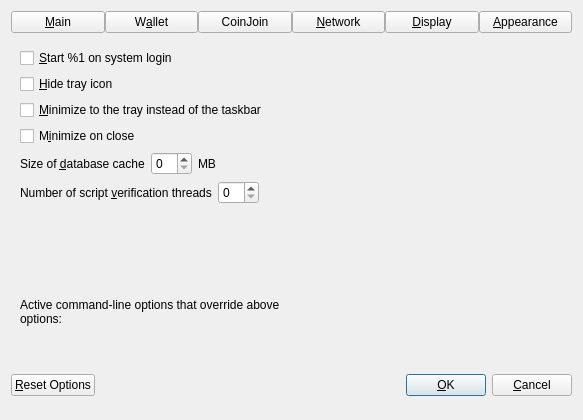
The window that src/qt/forms/optionsdialog.ui (vkaxproject/vkax) describes before a commit, drawn with Qt 5.
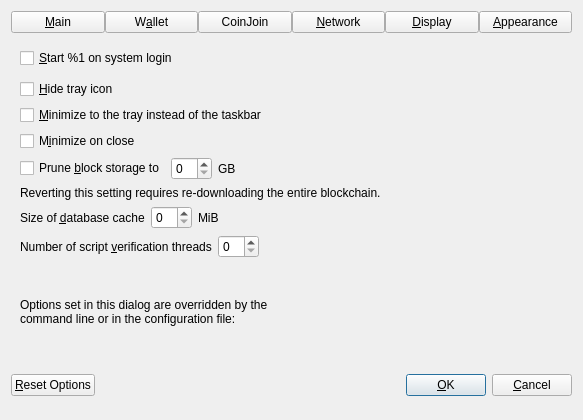
The same window after the commit. The open tabs and pages were chosen to show the change. Custom widgets are drawn as their Qt base class.

```diff
--- a/src/qt/forms/optionsdialog.ui
+++ b/src/qt/forms/optionsdialog.ui
@@ -116,6 +116,19 @@
          </property>
         </widget>
        </item>
+       <item>
+        <spacer name="horizontalSpacer_0_Main">
+         <property name="orientation">
+          <enum>Qt::Horizontal</enum>
+         </property>
+         <property name="sizeHint" stdset="0">
+          <size>
+           <width>40</width>
+           <height>5</height>
+          </size>
+         </property>
+        </spacer>
+       </item>
        <item>
         <widget class="QCheckBox" name="hideTrayIcon">
          <property name="toolTip">
@@ -146,6 +159,56 @@
          </property>
         </widget>
        </item>
+       <item>
+       <layout class="QHBoxLayout" name="horizontalLayout_Main_Prune">
+        <item>
+         <widget class="QCheckBox" name="prune">
+          <property name="toolTip">
+           <string>Enabling pruning significantly reduces the disk space required to store transactions. All blocks are still fully validated. Reverting this setting requires re-downloading the entire blockchain.</string>
+          </property>
+          <property name="text">
+           <string>Prune &amp;block storage to</string>
+          </property>
+         </widget>
+        </item>
+        <item>
+         <widget class="QSpinBox" name="pruneSize"/>
+        </item>
+         <item>
+          <widget class="QLabel" name="pruneSizeUnitLabel">
+           <property name="text">
+            <string>GB</string>
+           </property>
+           <property name="textFormat">
+            <enum>Qt::PlainText</enum>
+           </property>
+          </widget>
+         </item>
+         <item>
+          <spacer name="horizontalSpacer_Main_Prune">
+           <property name="orientation">
+            <enum>Qt::Horizontal</enum>
+           </property>
+           <property name="sizeHint" stdset="0">
+            <size>
+             <width>40</width>
+             <height>20</height>
+            </size>
+           </property>
+          </spacer>
+         </item>
+        </layout>
+       </item>
+       <item>
+        <widget class="QLabel" name="pruneWarning">
+         <property name="text">
+          <string>Reverting this setting requires re-downloading the entire blockchain.</string>
+         </property>
+         <property name="textFormat">
+          <enum>Qt::PlainText</enum>
+         </property>
+        </widget>
+       </item>
        <item>
         <layout class="QHBoxLayout" name="horizontalLayout_2_Main">
          <item>
@@ -167,7 +230,7 @@
          <item>
           <widget class="QLabel" name="databaseCacheUnitLabel">
            <property name="text">
-            <string>MB</string>
+            <string>MiB</string>
            </property>
            <property name="textFormat">
             <enum>Qt::PlainText</enum>
@@ -882,7 +945,7 @@
         <item>
          <widget class="QLabel" name="overriddenByCommandLineInfoLabel">
           <property name="text">
-           <string>Active command-line options that override above options:</string>
+           <string>Options set in this dialog are overridden by the command line or in the configuration file:</string>
           </property>
           <property name="textFormat">
            <enum>Qt::PlainText</enum>
```
Left out of the diff: 24 changed lines with no effect on the pictures.
